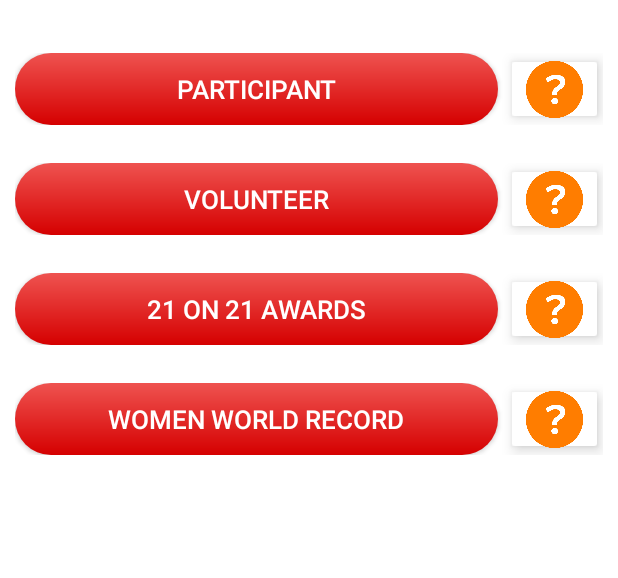
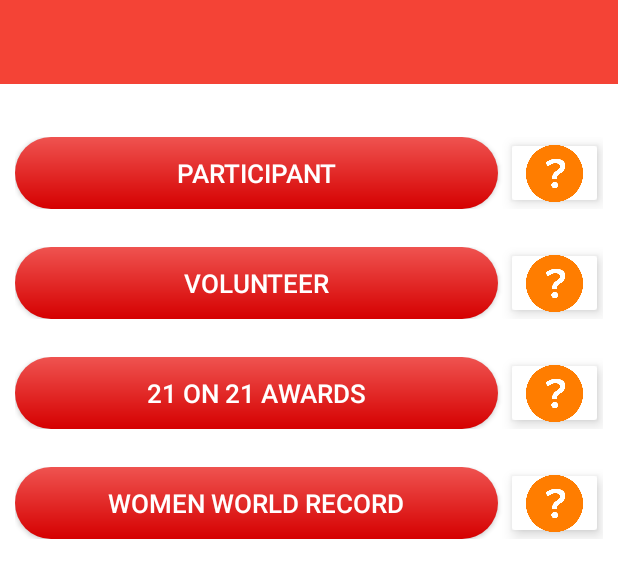
Before and after one commit to praful0203/IndiaSummit, an Android app: the layout activity_apply.xml on its own in the app's theme, with its tools: preview values and no code run, on a phone screen of 412 x 824 dp. Shown: the top 578 px of the screen. Run offline under Robolectric (Android 15) with nearby library versions, the light colour scheme and no system bars.

Commit message:
Added custom toolbar

```diff
--- a/app/src/main/java/com/prafulmishra/indiasummit/ApplyActivity.java
+++ b/app/src/main/java/com/prafulmishra/indiasummit/ApplyActivity.java
@@ -11,6 +11,7 @@ import android.support.v4.widget.DrawerLayout;
 import android.support.v7.app.ActionBarDrawerToggle;
 import android.support.v7.app.AppCompatActivity;
 import android.os.Bundle;
+import android.support.v7.widget.Toolbar;
 import android.view.Menu;
 import android.view.MenuInflater;
 import android.view.MenuItem;
@@ -27,7 +28,7 @@ ImageButton imgQ1,imgQ2,imgQ3,imgQ4;
 
     private DrawerLayout mDrawerLayout;
     private ActionBarDrawerToggle mToggle;
-
+    private Toolbar mtoolbar;
     @Override
     protected void onCreate(Bundle savedInstanceState) {
         super.onCreate(savedInstanceState);
@@ -36,6 +37,9 @@ ImageButton imgQ1,imgQ2,imgQ3,imgQ4;
         mDrawerLayout = (DrawerLayout)findViewById(R.id.drawerLayout1);
         mToggle = new ActionBarDrawerToggle(this, mDrawerLayout, R.string.open, R.string.close);
 
+
+        mtoolbar = (Toolbar)findViewById(R.id.nav_action);
+        setSupportActionBar(mtoolbar);
 
         mDrawerLayout.addDrawerListener(mToggle);
         mToggle.syncState();
--- a/app/src/main/res/layout/activity_apply.xml
+++ b/app/src/main/res/layout/activity_apply.xml
@@ -20,6 +20,10 @@
     android:layout_height="match_parent"
     android:orientation="vertical"
     android:background="@android:color/white">
+
+    <include layout="@layout/navigation_action"
+        android:layout_width="match_parent"
+        android:layout_height="wrap_content" />
 
     <LinearLayout
         android:layout_width="match_parent"
--- a/app/src/main/res/layout/navigation_action.xml
+++ b/app/src/main/res/layout/navigation_action.xml
@@ -1,6 +1,12 @@
 <?xml version="1.0" encoding="utf-8"?>
-<LinearLayout xmlns:android="http://schemas.android.com/apk/res/android"
-    android:orientation="vertical" android:layout_width="match_parent"
-    android:layout_height="match_parent">
+<android.support.v7.widget.Toolbar xmlns:android="http://schemas.android.com/apk/res/android"
+    xmlns:app="http://schemas.android.com/apk/res-auto"
+    android:id="@+id/nav_action"
+    android:layout_width="match_parent"
+    android:layout_height="wrap_content"
+    android:background="@color/colorPrimary"
+    android:orientation="vertical"
+    app:titleTextColor="@android:color/white"
+    android:theme="@style/ThemeOverlay.AppCompat.Dark">
 
-</LinearLayout>
+</android.support.v7.widget.Toolbar>
--- a/app/src/main/res/values/styles.xml
+++ b/app/src/main/res/values/styles.xml
@@ -1,7 +1,7 @@
 <resources>
 
     <!-- Base application theme. -->
-    <style name="AppTheme" parent="Theme.AppCompat.Light.DarkActionBar">
+    <style name="AppTheme" parent="Theme.AppCompat.Light.NoActionBar">
         <!-- Customize your theme here. -->
         <item name="colorPrimary">@color/colorPrimary</item>
         <item name="colorPrimaryDark">@color/colorPrimaryDark</item>
```
Also changed, not shown: 3 other files.
